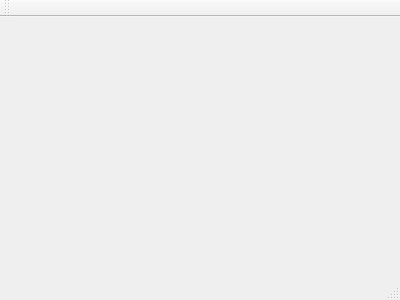
Old version of the form QtKipTool/src/kiptoolmainwindow.ui in the repository neutronimaging/imagingsuite.
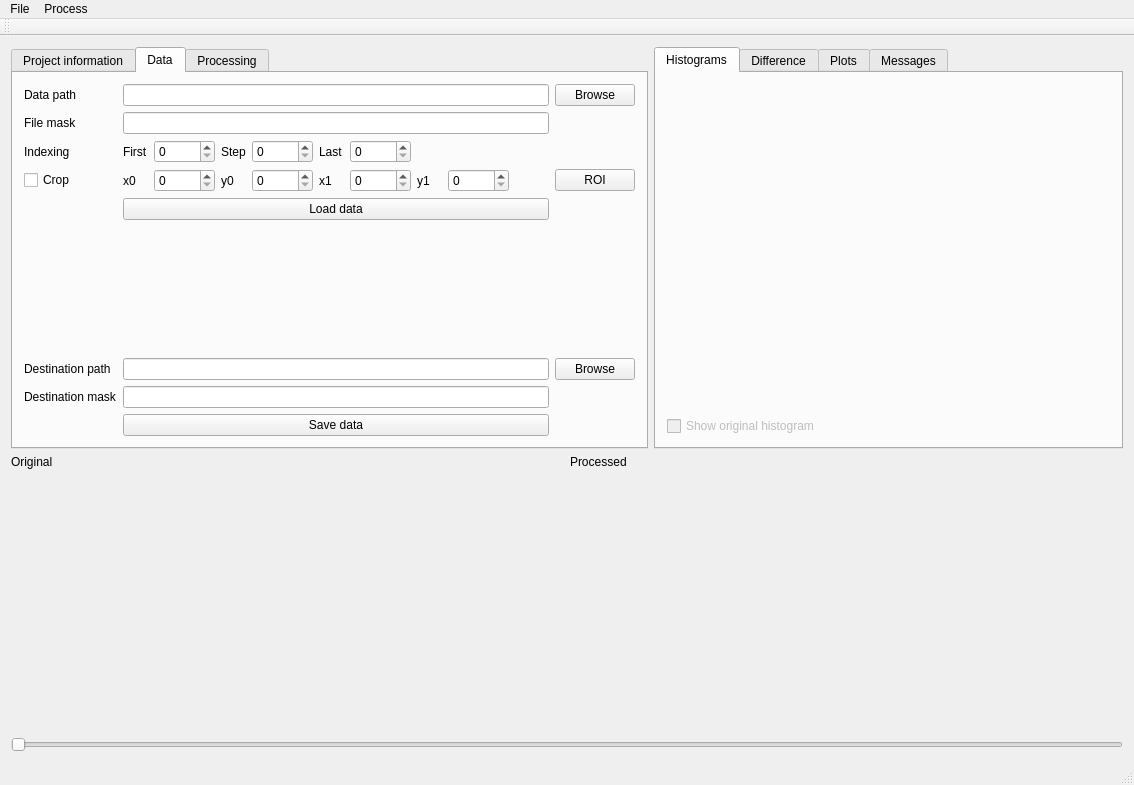
New version of the form. The open tabs and pages were chosen to show the change. Custom widgets are drawn as their Qt base class.

Commit message: Most of the GUI design is done Started to implement callbacks

What changed in the file:
```diff
--- a/QtKipTool/src/kiptoolmainwindow.ui
+++ b/QtKipTool/src/kiptoolmainwindow.ui
@@ -1,24 +1,773 @@
 <ui version="4.0">
  <class>KipToolMainWindow</class>
- <widget class="QMainWindow" name="KipToolMainWindow" >
-  <property name="geometry" >
+ <widget class="QMainWindow" name="KipToolMainWindow">
+  <property name="geometry">
    <rect>
     <x>0</x>
     <y>0</y>
-    <width>400</width>
-    <height>300</height>
+    <width>1134</width>
+    <height>785</height>
    </rect>
   </property>
   <property name="windowTitle" >
    <string>KipToolMainWindow</string>
   </property>
-  <widget class="QMenuBar" name="menuBar" />
-  <widget class="QToolBar" name="mainToolBar" />
-  <widget class="QWidget" name="centralWidget" />
-  <widget class="QStatusBar" name="statusBar" />
+  <widget class="QWidget" name="centralWidget">
+   <layout class="QVBoxLayout" name="verticalLayout_2">
+    <item>
+     <layout class="QVBoxLayout" name="verticalLayout_global">
+      <item>
+       <layout class="QHBoxLayout" name="horizontalLayout_forms">
+        <item>
+         <widget class="QTabWidget" name="tabWidget_forms">
+          <property name="currentIndex">
+           <number>2</number>
+          </property>
+          <widget class="QWidget" name="tab_projectinfo">
+           <attribute name="title">
+            <string>Project information</string>
+           </attribute>
+           <layout class="QFormLayout" name="formLayout_2">
+            <property name="fieldGrowthPolicy">
+             <enum>QFormLayout::AllNonFixedFieldsGrow</enum>
+            </property>
+            <item row="1" column="0">
+             <widget class="QLabel" name="label_3">
+              <property name="text">
+               <string>Project</string>
+              </property>
+             </widget>
+            </item>
+            <item row="1" column="1">
+             <widget class="QLineEdit" name="edit_projectname"/>
+            </item>
+            <item row="2" column="0">
+             <widget class="QLabel" name="label_4">
+              <property name="text">
+               <string>User</string>
+              </property>
+             </widget>
+            </item>
+            <item row="2" column="1">
+             <widget class="QLineEdit" name="edit_username"/>
+            </item>
+            <item row="3" column="0">
+             <widget class="QLabel" name="label_5">
+              <property name="text">
+               <string>Sample</string>
+              </property>
+             </widget>
+            </item>
+            <item row="3" column="1">
+             <widget class="QLineEdit" name="edit_samplename"/>
+            </item>
+            <item row="4" column="0">
+             <widget class="QLabel" name="label_6">
+              <property name="text">
+               <string>Instrument</string>
+              </property>
+             </widget>
+            </item>
+            <item row="4" column="1">
+             <widget class="QLineEdit" name="edit_instrument"/>
+            </item>
+            <item row="5" column="0">
+             <widget class="QLabel" name="label_7">
+              <property name="text">
+               <string>Description</string>
+              </property>
+             </widget>
+            </item>
+            <item row="6" column="1">
+             <widget class="QTextEdit" name="text_description"/>
+            </item>
+           </layout>
+          </widget>
+          <widget class="QWidget" name="tab_datainfo">
+           <attribute name="title">
+            <string>Data</string>
+           </attribute>
+           <layout class="QGridLayout" name="gridLayout">
+            <item row="0" column="4">
+             <widget class="QPushButton" name="button_browsedatapath">
+              <property name="text">
+               <string>Browse</string>
+              </property>
+             </widget>
+            </item>
+            <item row="2" column="0">
+             <widget class="QLabel" name="label_14">
+              <property name="text">
+               <string>Indexing</string>
+              </property>
+             </widget>
+            </item>
+            <item row="5" column="0">
+             <spacer name="verticalSpacer">
+              <property name="orientation">
+               <enum>Qt::Vertical</enum>
+              </property>
+              <property name="sizeHint" stdset="0">
+               <size>
+                <width>20</width>
+                <height>40</height>
+               </size>
+              </property>
+             </spacer>
+            </item>
+            <item row="0" column="0">
+             <widget class="QLabel" name="label_8">
+              <property name="text">
+               <string>Data path</string>
+              </property>
+             </widget>
+            </item>
+            <item row="1" column="0">
+             <widget class="QLabel" name="label_9">
+              <property name="text">
+               <string>File mask</string>
+              </property>
+             </widget>
+            </item>
+            <item row="3" column="3">
+             <layout class="QHBoxLayout" name="horizontalLayout_crop">
+              <item>
+               <widget class="QLabel" name="label_10">
+                <property name="sizePolicy">
+                 <sizepolicy hsizetype="Maximum" vsizetype="Preferred">
+                  <horstretch>0</horstretch>
+                  <verstretch>0</verstretch>
+                 </sizepolicy>
+                </property>
+                <property name="minimumSize">
+                 <size>
+                  <width>25</width>
+                  <height>0</height>
+                 </size>
+                </property>
+                <property name="text">
+                 <string>x0</string>
+                </property>
+               </widget>
+              </item>
+              <item>
+               <widget class="QSpinBox" name="spin_crop0">
+                <property name="sizePolicy">
+                 <sizepolicy hsizetype="Maximum" vsizetype="Fixed">
+                  <horstretch>0</horstretch>
+                  <verstretch>0</verstretch>
+                 </sizepolicy>
+                </property>
+                <property name="minimumSize">
+                 <size>
+                  <width>40</width>
+                  <height>0</height>
+                 </size>
+                </property>
+                <property name="maximum">
+                 <number>10000</number>
+                </property>
+               </widget>
+              </item>
+              <item>
+               <widget class="QLabel" name="label_11">
+                <property name="sizePolicy">
+                 <sizepolicy hsizetype="Maximum" vsizetype="Preferred">
+                  <horstretch>0</horstretch>
+                  <verstretch>0</verstretch>
+                 </sizepolicy>
+                </property>
+                <property name="minimumSize">
+                 <size>
+                  <width>25</width>
+                  <height>0</height>
+                 </size>
+                </property>
+                <property name="text">
+                 <string>y0</string>
+                </property>
+               </widget>
+              </item>
+              <item>
+               <widget class="QSpinBox" name="spin_crop1">
+                <property name="sizePolicy">
+                 <sizepolicy hsizetype="Maximum" vsizetype="Fixed">
+                  <horstretch>0</horstretch>
+                  <verstretch>0</verstretch>
+                 </sizepolicy>
+                </property>
+                <property name="minimumSize">
+                 <size>
+                  <width>40</width>
+                  <height>0</height>
+                 </size>
+                </property>
+                <property name="maximum">
+                 <number>10000</number>
+                </property>
+               </widget>
+              </item>
+              <item>
+               <widget class="QLabel" name="label_12">
+                <property name="sizePolicy">
+                 <sizepolicy hsizetype="Maximum" vsizetype="Preferred">
+                  <horstretch>0</horstretch>
+                  <verstretch>0</verstretch>
+                 </sizepolicy>
+                </property>
+                <property name="minimumSize">
+                 <size>
+                  <width>25</width>
+                  <height>0</height>
+                 </size>
+                </property>
+                <property name="text">
+                 <string>x1</string>
+                </property>
+               </widget>
+              </item>
+              <item>
+               <widget class="QSpinBox" name="spin_crop2">
+                <property name="sizePolicy">
+                 <sizepolicy hsizetype="Maximum" vsizetype="Fixed">
+                  <horstretch>0</horstretch>
+                  <verstretch>0</verstretch>
+                 </sizepolicy>
+                </property>
+                <property name="minimumSize">
+                 <size>
+                  <width>40</width>
+                  <height>0</height>
+                 </size>
+                </property>
+                <property name="maximum">
+                 <number>10000</number>
+                </property>
+               </widget>
+              </item>
+              <item>
+               <widget class="QLabel" name="label_13">
+                <property name="sizePolicy">
+                 <sizepolicy hsizetype="Maximum" vsizetype="Preferred">
+                  <horstretch>0</horstretch>
+                  <verstretch>0</verstretch>
+                 </sizepolicy>
+                </property>
+                <property name="minimumSize">
+                 <size>
+                  <width>25</width>
+                  <height>0</height>
+                 </size>
+                </property>
+                <property name="text">
+                 <string>y1</string>
+                </property>
+               </widget>
+              </item>
+              <item>
+               <widget class="QSpinBox" name="spin_crop3">
+                <property name="sizePolicy">
+                 <sizepolicy hsizetype="Maximum" vsizetype="Fixed">
+                  <horstretch>0</horstretch>
+                  <verstretch>0</verstretch>
+                 </sizepolicy>
+                </property>
+                <property name="minimumSize">
+                 <size>
+                  <width>40</width>
+                  <height>0</height>
+                 </size>
+                </property>
+                <property name="maximum">
+                 <number>10000</number>
+                </property>
+               </widget>
+              </item>
+              <item>
+               <spacer name="horizontalSpacer_crop">
+                <property name="orientation">
+                 <enum>Qt::Horizontal</enum>
+                </property>
+                <property name="sizeHint" stdset="0">
+                 <size>
+                  <width>40</width>
+                  <height>20</height>
+                 </size>
+                </property>
+               </spacer>
+              </item>
+             </layout>
+            </item>
+            <item row="4" column="3">
+             <widget class="QPushButton" name="button_loaddata">
+              <property name="text">
+               <string>Load data</string>
+              </property>
+             </widget>
+            </item>
+            <item row="3" column="4">
+             <widget class="QPushButton" name="button_getROI">
+              <property name="text">
+               <string>ROI</string>
+              </property>
+             </widget>
+            </item>
+            <item row="0" column="3">
+             <widget class="QLineEdit" name="edit_datapath">
+              <property name="minimumSize">
+               <size>
+                <width>300</width>
+                <height>0</height>
+               </size>
+              </property>
+             </widget>
+            </item>
+            <item row="2" column="3">
+             <layout class="QHBoxLayout" name="horizontalLayout_indexing">
+              <item>
+               <widget class="QLabel" name="label_16">
+                <property name="sizePolicy">
+                 <sizepolicy hsizetype="Maximum" vsizetype="Preferred">
+                  <horstretch>0</horstretch>
+                  <verstretch>0</verstretch>
+                 </sizepolicy>
+                </property>
+                <property name="minimumSize">
+                 <size>
+                  <width>25</width>
+                  <height>0</height>
+                 </size>
+                </property>
+                <property name="text">
+                 <string>First</string>
+                </property>
+               </widget>
+              </item>
+              <item>
+               <widget class="QSpinBox" name="spin_idxfirst">
+                <property name="sizePolicy">
+                 <sizepolicy hsizetype="Maximum" vsizetype="Fixed">
+                  <horstretch>0</horstretch>
+                  <verstretch>0</verstretch>
+                 </sizepolicy>
+                </property>
+                <property name="minimumSize">
+                 <size>
+                  <width>40</width>
+                  <height>0</height>
+                 </size>
+                </property>
+                <property name="maximum">
+                 <number>10000</number>
+                </property>
+               </widget>
+              </item>
+              <item>
+               <widget class="QLabel" name="label_15">
+                <property name="sizePolicy">
+                 <sizepolicy hsizetype="Maximum" vsizetype="Preferred">
+                  <horstretch>0</horstretch>
+                  <verstretch>0</verstretch>
+                 </sizepolicy>
+                </property>
+                <property name="minimumSize">
+                 <size>
+                  <width>25</width>
+                  <height>0</height>
+                 </size>
+                </property>
+                <property name="text">
+                 <string>Step</string>
+                </property>
+               </widget>
+              </item>
+              <item>
+               <widget class="QSpinBox" name="spin_idxstep">
+                <property name="sizePolicy">
+                 <sizepolicy hsizetype="Maximum" vsizetype="Fixed">
+                  <horstretch>0</horstretch>
+                  <verstretch>0</verstretch>
+                 </sizepolicy>
+                </property>
+                <property name="minimumSize">
+                 <size>
+                  <width>40</width>
+                  <height>0</height>
+                 </size>
+                </property>
+                <property name="maximum">
+                 <number>10000</number>
+                </property>
+               </widget>
+              </item>
+              <item>
+               <widget class="QLabel" name="label_17">
+                <property name="sizePolicy">
+                 <sizepolicy hsizetype="Maximum" vsizetype="Preferred">
+                  <horstretch>0</horstretch>
+                  <verstretch>0</verstretch>
+                 </sizepolicy>
+                </property>
+                <property name="minimumSize">
+                 <size>
+                  <width>25</width>
+                  <height>0</height>
+                 </size>
+                </property>
+                <property name="text">
+                 <string>Last</string>
+                </property>
+               </widget>
+              </item>
+              <item>
+               <widget class="QSpinBox" name="spin_idxlast">
+                <property name="sizePolicy">
+                 <sizepolicy hsizetype="Maximum" vsizetype="Fixed">
+                  <horstretch>0</horstretch>
+                  <verstretch>0</verstretch>
+                 </sizepolicy>
+                </property>
+                <property name="minimumSize">
+                 <size>
+                  <width>40</width>
+                  <height>0</height>
+                 </size>
+                </property>
+                <property name="maximum">
+                 <number>10000</number>
+                </property>
+               </widget>
+              </item>
+              <item>
+               <spacer name="horizontalSpacer_indexing">
+                <property name="orientation">
+                 <enum>Qt::Horizontal</enum>
+                </property>
+                <property name="sizeHint" stdset="0">
+                 <size>
+                  <width>40</width>
+                  <height>20</height>
+                 </size>
+                </property>
+               </spacer>
+              </item>
+             </layout>
+            </item>
+            <item row="3" column="0">
+             <widget class="QCheckBox" name="check_crop">
+              <property name="text">
+               <string>Crop</string>
+              </property>
+             </widget>
+            </item>
+            <item row="6" column="4">
+             <widget class="QPushButton" name="button_browsedestination">
+              <property name="text">
+               <string>Browse</string>
+              </property>
+             </widget>
+            </item>
+            <item row="6" column="0">
+             <widget class="QLabel" name="label_18">
+              <property name="text">
+               <string>Destination path</string>
+              </property>
+             </widget>
+            </item>
+            <item row="7" column="0">
+             <widget class="QLabel" name="label_19">
+              <property name="text">
+               <string>Destination mask</string>
+              </property>
+             </widget>
+            </item>
+            <item row="1" column="3">
+             <widget class="QLineEdit" name="edit_datafilemask">
+              <property name="minimumSize">
+               <size>
+                <width>300</width>
+                <height>0</height>
+               </size>
+              </property>
+             </widget>
+            </item>
+            <item row="8" column="3">
+             <widget class="QPushButton" name="button_savedata">
+              <property name="text">
+               <string>Save data</string>
+              </property>
+             </widget>
+            </item>
+            <item row="6" column="3">
+             <widget class="QLineEdit" name="edit_destinationpath"/>
+            </item>
+            <item row="7" column="3">
+             <widget class="QLineEdit" name="edit_destinationmask"/>
+            </item>
+           </layout>
+          </widget>
+          <widget class="QWidget" name="tab_7">
+           <attribute name="title">
+            <string>Processing</string>
+           </attribute>
+           <layout class="QVBoxLayout" name="verticalLayout_13">
+            <item>
+             <layout class="QVBoxLayout" name="verticalLayout_12">
+              <item>
+               <widget class="ModuleChainConfiguratorWidget" name="widget_moduleconfigurator" native="true"/>
+              </item>
+             </layout>
+            </item>
+           </layout>
+          </widget>
+         </widget>
+        </item>
+        <item>
+         <widget class="QTabWidget" name="tabWidget_plots">
+          <property name="currentIndex">
+           <number>2</number>
+          </property>
+          <widget class="QWidget" name="tab_histograms">
+           <property name="enabled">
+            <bool>false</bool>
+           </property>
+           <attribute name="title">
+            <string>Histograms</string>
+           </attribute>
+           <layout class="QVBoxLayout" name="verticalLayout_9">
+            <item>
+             <layout class="QVBoxLayout" name="verticalLayout_8">
+              <item>
+               <widget class="QtAddons::Plotter" name="plotter_histogram" native="true"/>
+              </item>
+              <item>
+               <widget class="QCheckBox" name="check_showorighist">
+                <property name="text">
+                 <string>Show original histogram</string>
+                </property>
+               </widget>
+              </item>
+             </layout>
+            </item>
+           </layout>
+           <zorder>widget_3</zorder>
+           <zorder>checkBox</zorder>
+           <zorder>widget_3</zorder>
+           <zorder>verticalLayoutWidget_6</zorder>
+          </widget>
+          <widget class="QtAddons::ImageViewerWidget" name="tab_differenceimage">
+           <attribute name="title">
+            <string>Difference</string>
+           </attribute>
+          </widget>
+          <widget class="QWidget" name="tab_plots">
+           <attribute name="title">
+            <string>Plots</string>
+           </attribute>
+           <layout class="QVBoxLayout" name="verticalLayout_7">
+            <item>
+             <layout class="QVBoxLayout" name="verticalLayout_plots">
+              <item>
+               <widget class="QComboBox" name="combo_plotselector"/>
+              </item>
+              <item>
+               <widget class="QtAddons::Plotter" name="plotter_plots" native="true"/>
+              </item>
+             </layout>
+            </item>
+           </layout>
+          </widget>
+          <widget class="QWidget" name="tab_messages">
+           <attribute name="title">
+            <string>Messages</string>
+           </attribute>
+           <layout class="QVBoxLayout" name="verticalLayout_11">
+            <item>
+             <layout class="QVBoxLayout" name="verticalLayout_messages">
+              <item>
+               <widget class="QtAddons::QtLogViewer" name="widget_logviewer" native="true">
+                <zorder>tabWidget_forms</zorder>
+               </widget>
+              </item>
+             </layout>
+            </item>
+           </layout>
+          </widget>
+         </widget>
+        </item>
+       </layout>
+      </item>
+      <item>
+       <layout class="QVBoxLayout" name="verticalLayout_images">
+        <item>
+         <layout class="QHBoxLayout" name="horizontalLayout_4">
+          <item>
+           <layout class="QVBoxLayout" name="verticalLayout_origimg">
+            <item>
+             <widget class="QLabel" name="label">
+              <property name="sizePolicy">
+               <sizepolicy hsizetype="Preferred" vsizetype="Maximum">
+                <horstretch>0</horstretch>
+                <verstretch>0</verstretch>
+               </sizepolicy>
+              </property>
+              <property name="text">
+               <string>Original</string>
+              </property>
+             </widget>
+            </item>
+            <item>
+             <widget class="QtAddons::ImageViewerWidget" name="imageviewer_original" native="true">
+              <property name="minimumSize">
+               <size>
+                <width>0</width>
+                <height>256</height>
+               </size>
+              </property>
+             </widget>
+            </item>
+           </layout>
+          </item>
+          <item>
+           <layout class="QVBoxLayout" name="verticalLayout_procimg">
+            <item>
+             <widget class="QLabel" name="label_2">
+              <property name="sizePolicy">
+               <sizepolicy hsizetype="Preferred" vsizetype="Maximum">
+                <horstretch>0</horstretch>
+                <verstretch>0</verstretch>
+               </sizepolicy>
+              </property>
+              <property name="text">
+               <string>Processed</string>
+              </property>
+             </widget>
+            </item>
+            <item>
+             <widget class="QtAddons::ImageViewerWidget" name="imageviewer_processed" native="true">
+              <property name="minimumSize">
+               <size>
+                <width>256</width>
+                <height>0</height>
+               </size>
+              </property>
+             </widget>
+            </item>
+           </layout>
+          </item>
+         </layout>
+        </item>
+       </layout>
+      </item>
+      <item>
+       <widget class="QSlider" name="slider_images">
+        <property name="orientation">
+         <enum>Qt::Horizontal</enum>
+        </property>
+       </widget>
+      </item>
+     </layout>
+    </item>
+   </layout>
+  </widget>
+  <widget class="QMenuBar" name="menuBar">
+   <property name="geometry">
+    <rect>
+     <x>0</x>
+     <y>0</y>
+     <width>1134</width>
+     <height>21</height>
+    </rect>
+   </property>
+   <widget class="QMenu" name="menuFile">
+    <property name="title">
+     <string>File</string>
+    </property>
+    <addaction name="actionNew"/>
+    <addaction name="actionLoad"/>
+    <addaction name="actionSave"/>
+    <addaction name="actionSave_as"/>
+    <addaction name="actionQuit"/>
+   </widget>
+   <widget class="QMenu" name="menuProcess">
+    <property name="title">
+     <string>Process</string>
+    </property>
+    <addaction name="actionStart_processing"/>
+   </widget>
+   <addaction name="menuFile"/>
+   <addaction name="menuProcess"/>
+  </widget>
+  <widget class="QToolBar" name="mainToolBar">
+   <attribute name="toolBarArea">
+    <enum>TopToolBarArea</enum>
+   </attribute>
+   <attribute name="toolBarBreak">
+    <bool>false</bool>
+   </attribute>
+  </widget>
+  <widget class="QStatusBar" name="statusBar"/>
+  <action name="actionNew">
+   <property name="text">
+    <string>New</string>
+   </property>
+  </action>
+  <action name="actionLoad">
+   <property name="text">
+    <string>Load</string>
+   </property>
+  </action>
+  <action name="actionSave">
+   <property name="text">
+    <string>Save</string>
+   </property>
+  </action>
+  <action name="actionSave_as">
+   <property name="text">
+    <string>Save as</string>
+   </property>
+  </action>
+  <action name="actionQuit">
+   <property name="text">
+    <string>Quit</string>
+   </property>
+  </action>
+  <action name="actionStart_processing">
+   <property name="text">
+    <string>Start processing</string>
+   </property>
+   <property name="shortcutContext">
+    <enum>Qt::WindowShortcut</enum>
+   </property>
+  </action>
  </widget>
- <layoutDefault spacing="6" margin="11" />
- <pixmapfunction></pixmapfunction>
+ <layoutdefault spacing="6" margin="11"/>
+ <customwidgets>
+  <customwidget>
+   <class>QtAddons::ImageViewerWidget</class>
+   <extends>QWidget</extends>
+   <header location="global">imageviewerwidget.h</header>
+   <container>1</container>
+  </customwidget>
+  <customwidget>
+   <class>QtAddons::Plotter</class>
+   <extends>QWidget</extends>
+   <header location="global">plotter.h</header>
+   <container>1</container>
+  </customwidget>
+  <customwidget>
+   <class>QtAddons::QtLogViewer</class>
+   <extends>QWidget</extends>
+   <header location="global">qtlogviewer.h</header>
+   <container>1</container>
+  </customwidget>
+  <customwidget>
+   <class>ModuleChainConfiguratorWidget</class>
+   <extends>QWidget</extends>
+   <header location="global">modulechainconfiguratorwidget.h</header>
+   <container>1</container>
+  </customwidget>
+ </customwidgets>
  <resources/>
  <connections/>
 </ui>
```
Left out of the diff: 5 changed lines with no effect on the pictures. The commit also changes 4 other files.
